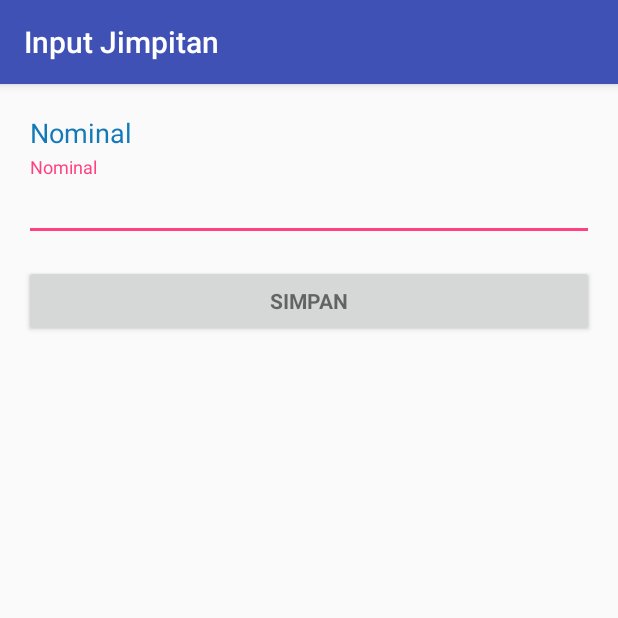
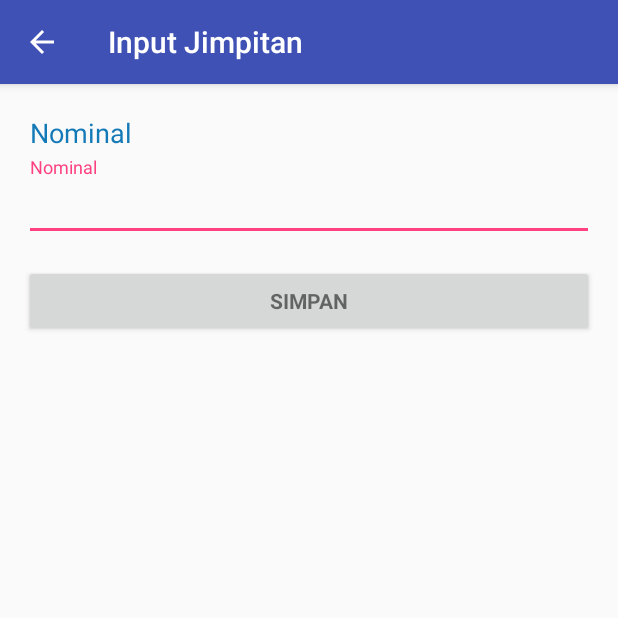
Before and after one commit to hangga/jimpitan, an Android app: the InputActivity screen opened directly, with no data from a screen before it, on a phone screen of 412 x 824 dp, the top half of it. Run offline under Robolectric (Android 15) with nearby library versions, the phone set to English and light mode, and no system bars; libraries missing offline, so code that uses them is left out: com.j256.ormlite; 2 statements that could not run were skipped.

Commit message:
sip buanget

```diff
--- a/app/src/main/AndroidManifest.xml
+++ b/app/src/main/AndroidManifest.xml
@@ -18,10 +18,9 @@
         android:label="@string/app_name"
         android:roundIcon="@mipmap/ic_launcher_round"
         android:supportsRtl="true"
-        android:theme="@style/AppTheme">
+        android:theme="@style/AppTheme.NoActionBar">
         <activity
-            android:name=".view.FrontActivity"
-            android:theme="@style/AppTheme.NoActionBar">
+            android:name=".view.FrontActivity">
             <intent-filter>
                 <action android:name="android.intent.action.MAIN" />
 
--- a/app/src/main/java/com/jimpitan/hangga/jimpitan/presenter/DaoImplementation.java
+++ b/app/src/main/java/com/jimpitan/hangga/jimpitan/presenter/DaoImplementation.java
@@ -66,7 +66,6 @@ public class DaoImplementation implements DaoPresenter {
     public Warga getWarga(int id) {
         try {
             return wargas.queryForEq("id", id).get(0);
-            //return wargas.queryForId(id);
         }catch (SQLException ex){
             return null;
         }
--- a/app/src/main/java/com/jimpitan/hangga/jimpitan/view/BaseActivity.java
+++ b/app/src/main/java/com/jimpitan/hangga/jimpitan/view/BaseActivity.java
@@ -3,8 +3,11 @@ package com.jimpitan.hangga.jimpitan.view;
 import android.os.Bundle;
 import android.support.annotation.Nullable;
 import android.support.v7.app.AppCompatActivity;
+import android.support.v7.widget.Toolbar;
 import android.util.Log;
+import android.view.View;
 
+import com.jimpitan.hangga.jimpitan.R;
 import com.jimpitan.hangga.jimpitan.api.ApiClient;
 import com.jimpitan.hangga.jimpitan.api.model.ApiInterface;
 import com.jimpitan.hangga.jimpitan.api.model.Getwarga;
@@ -72,4 +75,17 @@ public class BaseActivity extends AppCompatActivity {
     protected Warga getWarga(int id) {
         return daoImplementation.getWarga(id);
     }
+
+    public void initToolBar(){
+        Toolbar toolbar = (Toolbar) findViewById(R.id.toolbar);
+        setSupportActionBar(toolbar);
+        getSupportActionBar().setDisplayHomeAsUpEnabled(true);
+        getSupportActionBar().setDisplayShowHomeEnabled(true);
+        toolbar.setNavigationOnClickListener(new View.OnClickListener() {
+            @Override
+            public void onClick(View v) {
+                onBackPressed();
+            }
+        });
+    }
 }
--- a/app/src/main/java/com/jimpitan/hangga/jimpitan/view/FrontActivity.java
+++ b/app/src/main/java/com/jimpitan/hangga/jimpitan/view/FrontActivity.java
@@ -17,9 +17,7 @@ public class FrontActivity extends BaseActivity {
     protected void onCreate(Bundle savedInstanceState) {
         super.onCreate(savedInstanceState);
         setContentView(R.layout.activity_front);
-        Toolbar toolbar = (Toolbar) findViewById(R.id.toolbar);
-        setSupportActionBar(toolbar);
-
+        initToolBar();
 
         //progressbar = (ProgressBar) findViewById(R.id.progressbar);
 
--- a/app/src/main/java/com/jimpitan/hangga/jimpitan/view/InputActivity.java
+++ b/app/src/main/java/com/jimpitan/hangga/jimpitan/view/InputActivity.java
@@ -48,6 +48,7 @@ public class InputActivity extends BaseActivity /*implements LoaderCallbacks<Cur
     protected void onCreate(Bundle savedInstanceState) {
         super.onCreate(savedInstanceState);
         setContentView(R.layout.activity_input);
+        initToolBar();
         // Set up the login form.
         mNominal = (EditText) findViewById(R.id.nominal);
         mNominal.addTextChangedListener(new TextWatcher() {
--- a/app/src/main/res/layout/activity_input.xml
+++ b/app/src/main/res/layout/activity_input.xml
@@ -1,16 +1,27 @@
 <LinearLayout xmlns:android="http://schemas.android.com/apk/res/android"
+    xmlns:app="http://schemas.android.com/apk/res-auto"
     xmlns:tools="http://schemas.android.com/tools"
     android:layout_width="match_parent"
     android:layout_height="match_parent"
     android:gravity="center_horizontal"
     android:orientation="vertical"
-    android:paddingBottom="@dimen/activity_vertical_margin"
-    android:paddingLeft="@dimen/activity_horizontal_margin"
-    android:paddingRight="@dimen/activity_horizontal_margin"
-    android:paddingTop="@dimen/activity_vertical_margin"
     tools:context="com.jimpitan.hangga.jimpitan.view.InputActivity">
 
     <!-- Login progress -->
+    <android.support.design.widget.AppBarLayout
+        android:layout_width="match_parent"
+        android:layout_height="wrap_content"
+        android:theme="@style/AppTheme.AppBarOverlay">
+
+        <android.support.v7.widget.Toolbar
+            android:id="@+id/toolbar"
+            android:layout_width="match_parent"
+            android:layout_height="?attr/actionBarSize"
+            android:background="?attr/colorPrimary"
+            app:popupTheme="@style/AppTheme.PopupOverlay" />
+
+    </android.support.design.widget.AppBarLayout>
+
     <ProgressBar
         android:id="@+id/send_progress"
         style="?android:attr/progressBarStyleLarge"
@@ -21,6 +32,10 @@
 
     <ScrollView
         android:id="@+id/send_form"
+        android:paddingBottom="@dimen/activity_vertical_margin"
+        android:paddingLeft="@dimen/activity_horizontal_margin"
+        android:paddingRight="@dimen/activity_horizontal_margin"
+        android:paddingTop="@dimen/activity_vertical_margin"
         android:layout_width="match_parent"
         android:layout_height="match_parent">
 
```
Also changed, not shown: app/src/main/java/com/jimpitan/hangga/jimpitan/view/ScannerActivity.java (+35 -34 lines), app/src/main/res/drawable/ic_if_maximize.xml (+13 -13 lines), app/src/main/res/layout/activity_scanner.xml (+18 -1 lines), 1 other file.
